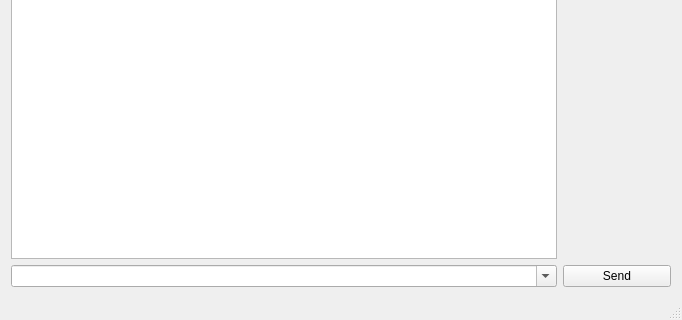
First picture: the form in QTelnetTester.ui, repository silderan/QTelnet, before the edit; both pictures show x 0 to 682 and y 245 to 565 of the 682 by 565 pixel window.
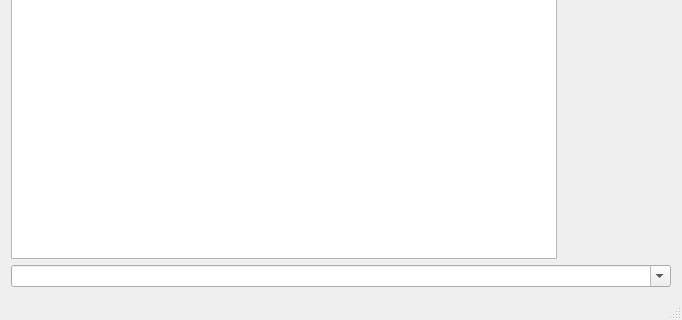
Second picture: the form after the edit. Custom widgets are drawn as their Qt base class.

Commit message:
New command widget
A new command widget subclass of QComboBox to send commands more easily.

Patch:
```diff
--- a/QTelnetTester.ui
+++ b/QTelnetTester.ui
@@ -65,26 +65,13 @@
       </property>
      </spacer>
     </item>
-    <item row="4" column="0">
-     <widget class="QComboBox" name="cbCmd">
+    <item row="4" column="0" colspan="2">
+     <widget class="QCmdWidget" name="cbCmd">
       <property name="editable">
        <bool>true</bool>
       </property>
      </widget>
     </item>
-    <item row="4" column="1">
-     <widget class="QPushButton" name="pbSend">
-      <property name="sizePolicy">
-       <sizepolicy hsizetype="Minimum" vsizetype="Fixed">
-        <horstretch>0</horstretch>
-        <verstretch>0</verstretch>
-       </sizepolicy>
-      </property>
-      <property name="text">
-       <string>Send</string>
-      </property>
-     </widget>
-    </item>
    </layout>
   </widget>
   <widget class="QMenuBar" name="menuBar">
@@ -108,6 +95,13 @@
   <widget class="QStatusBar" name="statusBar"/>
  </widget>
  <layoutdefault spacing="6" margin="11"/>
+ <customwidgets>
+  <customwidget>
+   <class>QCmdWidget</class>
+   <extends>QComboBox</extends>
+   <header>QCmdWidget.h</header>
+  </customwidget>
+ </customwidgets>
  <resources/>
  <connections/>
 </ui>
```
The commit also changes 7 other files.
